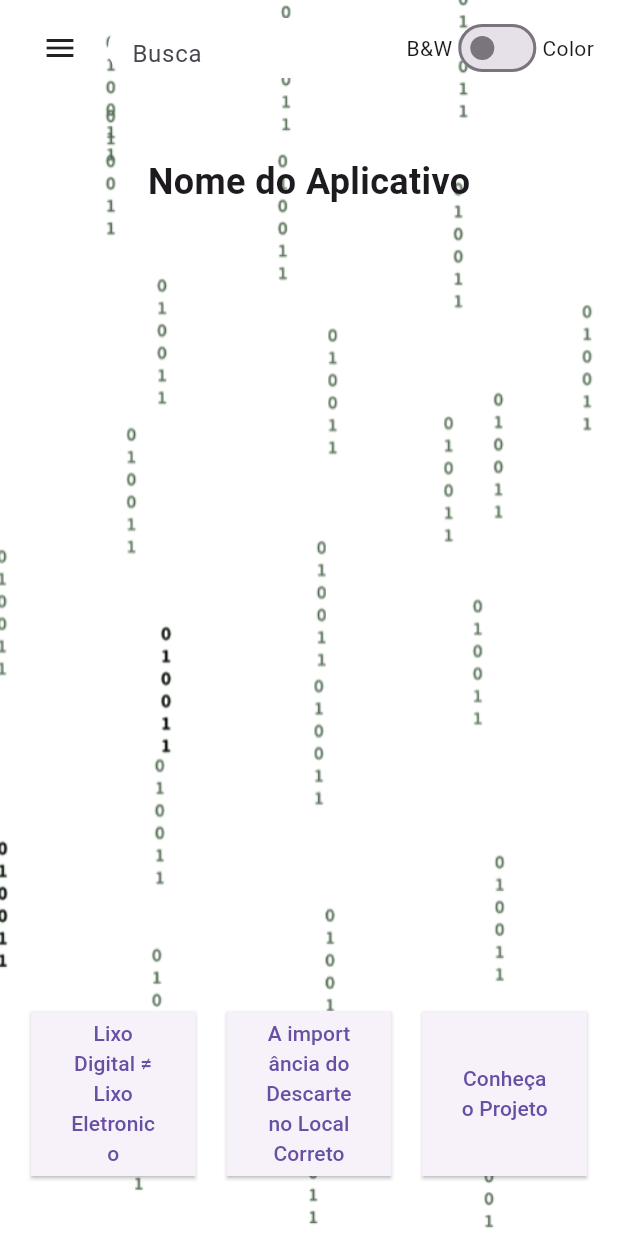
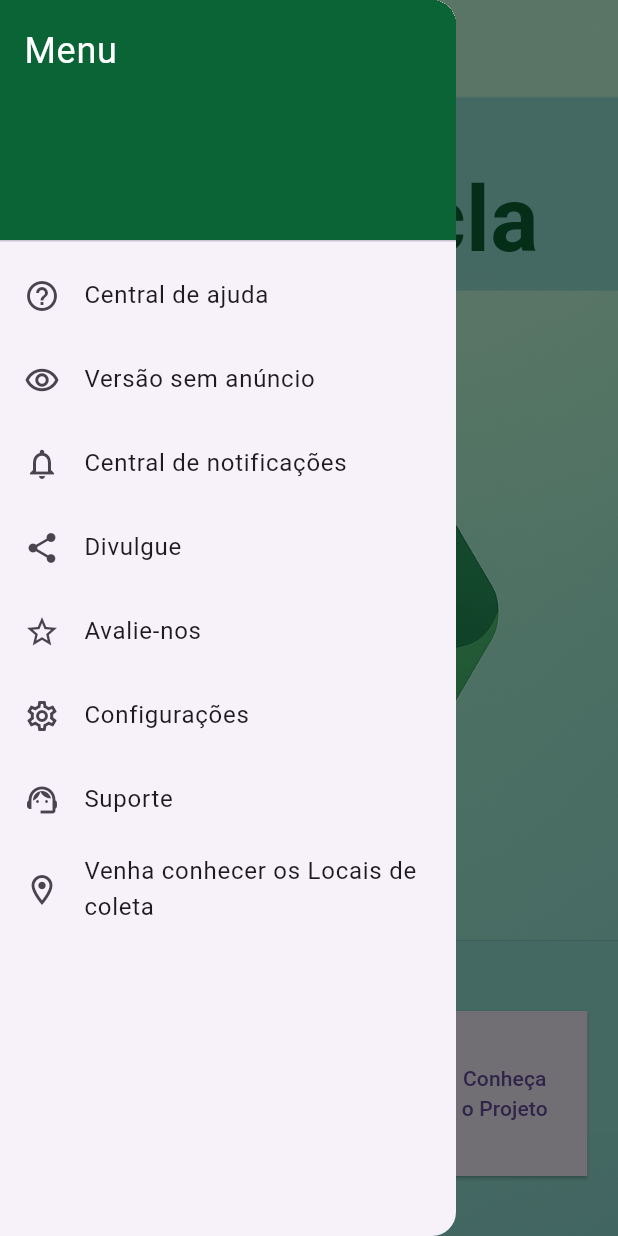
Before and after one commit to ddr3FR/lixo-ele, a Flutter app: the screen it shows after launch, with the side drawer open (before the commit the screen has no drawer), on a phone screen of 412 x 824 dp. Run offline on Flutter 3.47's test engine with Material 3 defaults, Android fonts, the phone set to English and light mode, and no system bars; our stand-ins replace carousel_slider, flutter_map, geolocator, latlong2.

Commit message:
alteração do front e criação de novas telas

```diff
--- a/lib/screens/home_screen.dart
+++ b/lib/screens/home_screen.dart
@@ -26,7 +26,7 @@ class _HomeScreenState extends State<HomeScreen> {
           actions: [
             TextButton(
               onPressed: () => Navigator.of(context).pop(),
-              child: const Text("Fechar"),
+              child: const Text('Fechar'),
             ),
           ],
         );
@@ -36,53 +36,60 @@ class _HomeScreenState extends State<HomeScreen> {
 
   void _mostrarTextoAjudar() {
     _mostrarDialogAjuda(
-      "Central de Ajuda",
-      "Bem-vindo à Central de Ajuda! Aqui você encontra respotas rápidas para dúvidas comuns, tutorias e orientações sobre como usar o nosso aplicativo.\n\n "
-          "     Perguntas Frequentes(FAQ): consulte soluções para o principal desafios.\nTutorias: Aprenda a usar funcionalidades com o passo a passo simples.\n\nContato: Precisou de ajuda personalizada? Fale conosco via Email(projetoflask100@gmail.com), chat ou telefone (Horário comercial).\n\n"
-          "Não encontrou o que procurava? Use a barra de Pesquisa do Google. Não estamos para simplificar sua experiência!",
+      'Central de Ajuda',
+      'Bem-vindo à Central de Ajuda! Aqui você encontra respostas rápidas para dúvidas comuns, tutoriais e orientações sobre como usar o nosso aplicativo.\n\n'
+          'Perguntas Frequentes (FAQ): consulte soluções para os principais desafios.\n'
+          'Tutoriais: aprenda a usar funcionalidades com passo a passo simples.\n\n'
+          'Contato: precisou de ajuda personalizada? Fale conosco via email (projetoflask100@gmail.com), chat ou telefone (horário comercial).',
     );
   }
 
   void _mostrarTextoAnuncio() {
     _mostrarDialogAjuda(
-      "Versão Sem Anúncio",
-      "Desfrute de uma experiência livre de interrupções com a versão sem anúncios do Lixo Ele!\n\n "
-          "     Navegação fluida: Aproveite o app sem pausas ou distrações.\n\nVelocidade máxima: Carregamento mais rápido e desempenho otimizado\n\nApenas o essencial: Foco total no que realmente importa para você.\n\n"
-          "Como adquirir:\nAcesse Configurações > Assinaturas ou visite nossa loja de apps. Escolha entre assinatura mensal/anual ou compra única, conforme disponível.",
+      'Versão Sem Anúncio',
+      'Desfrute de uma experiência livre de interrupções com a versão sem anúncios do Lixo Ele!\n\n'
+          'Navegação fluida: aproveite o app sem pausas ou distrações.\n'
+          'Velocidade máxima: carregamento mais rápido e desempenho otimizado.\n'
+          'Apenas o essencial: foco total no que realmente importa para você.\n\n'
+          'Como adquirir: acesse Configurações > Assinaturas ou visite nossa loja de apps. Escolha entre assinatura mensal/anual ou compra única.',
+    );
+  }
+
+  void _mostrarTextoNotificacao() {
+    _mostrarDialogAjuda(
+      'Central de Notificações',
+      'Mantenha-se informado(a) e no controle! Aqui você gerencia quais alertas receber, personaliza preferências e garante que só o que é relevante chegue até você.',
     );
   }
 
   void _mostrarTextoDivulgue() {
     _mostrarDialogAjuda(
-      "Divulgue",
-      "Sabe de algum ponto de coleta que não esteja sinalizado no nosso aplicativo.\n\nEntre em contato clicando aqui para nos ajudar a divulgar esse novo ponto.",
-    );
-  }
-
-  void _mostrarTextoNotificacao() {
-    _mostrarDialogAjuda(
-      "Central de Notificações",
-      "Mantenha-se informado(a) e no controle! Aqui você gerencia quais alertas receber, personaliza preferências e garante que só o que é relevante chegue até você.",
+      'Divulgue',
+      'Sabe de algum ponto de coleta que não esteja sinalizado no nosso aplicativo?\n\n'
+          'Entre em contato clicando aqui para nos ajudar a divulgar esse novo ponto.',
     );
   }
 
   void _mostrarTextoAvaliar() {
     _mostrarDialogAjuda(
-      "Avaliação",
-      "Nem precisa, nos dois sabemos que somos o melhor em ser nos mesmos.\n\n"
-          "⭐⭐⭐⭐⭐",
+      'Avaliação',
+      'Nem precisa, nos dois sabemos que somos o melhor em ser nós mesmos.\n\n⭐⭐⭐⭐⭐',
     );
   }
 
   void _mostrarTextoSuporte() {
     _mostrarDialogAjuda(
-      "Suporte",
-      "Precisando de ajuda? Estamos aqui para resolver qualquer desafio, dúvida ou sugestão que você tenha!\n\nComo nos contatar:\n"
-          "E-mail: Envie detalhes para [suporte@nomedoapp.com] e respondemos em até 24h.\nChat online: Disponível no app em horário comercial (seg-sex, 8h às 18h).\nTelefone: [21 4002-8922] (seg-sex, 6h às 12h).",
+      'Suporte',
+      'Precisando de ajuda? Estamos aqui para resolver qualquer desafio, dúvida ou sugestão que você tenha!\n\n'
+          'Como nos contatar:\n'
+          'E-mail: suporte@nomedoapp.com (resposta em até 24h).\n'
+          'Chat online: disponível no app em horário comercial (seg-sex, 8h às 18h).\n'
+          'Telefone: (21) 4002-8922 (seg-sex, 6h às 12h).',
     );
   }
 
   void _onMenuSelected(String opcao) {
+    Navigator.of(context).pop(); // fecha o drawer
     switch (opcao) {
       case 'central_ajuda':
         _mostrarTextoAjudar();
@@ -93,7 +100,7 @@ class _HomeScreenState extends State<HomeScreen> {
       case 'central_notificacoes':
         _mostrarTextoNotificacao();
         break;
-      case 'divulger':
+      case 'divulgar':
         _mostrarTextoDivulgue();
         break;
       case 'avalie_nos':
@@ -119,19 +126,67 @@ class _HomeScreenState extends State<HomeScreen> {
   @override
   Widget build(BuildContext context) {
     return Scaffold(
+      drawer: Drawer(
+        child: ListView(
+          padding: EdgeInsets.zero,
+          children: [
+            const DrawerHeader(
+              decoration: BoxDecoration(color: Color(0xFF0A6435)),
+              child: Text(
+                'Menu',
+                style: TextStyle(color: Colors.white, fontSize: 24),
+              ),
+            ),
+            ListTile(
+              leading: const Icon(Icons.help_outline),
+              title: const Text('Central de ajuda'),
+              onTap: () => _onMenuSelected('central_ajuda'),
+            ),
+            ListTile(
+              leading: const Icon(Icons.remove_red_eye_outlined),
+              title: const Text('Versão sem anúncio'),
+              onTap: () => _onMenuSelected('versao_sem_anuncio'),
+            ),
+            ListTile(
+              leading: const Icon(Icons.notifications_outlined),
+              title: const Text('Central de notificações'),
+              onTap: () => _onMenuSelected('central_notificacoes'),
+            ),
+            ListTile(
+              leading: const Icon(Icons.share),
+              title: const Text('Divulgue'),
+              onTap: () => _onMenuSelected('divulgar'),
+            ),
+            ListTile(
+              leading: const Icon(Icons.star_border),
+              title: const Text('Avalie-nos'),
+              onTap: () => _onMenuSelected('avalie_nos'),
+            ),
+            ListTile(
+              leading: const Icon(Icons.settings_outlined),
+              title: const Text('Configurações'),
+              onTap: () => _onMenuSelected('configuracoes'),
+            ),
+            ListTile(
+              leading: const Icon(Icons.support_agent),
+              title: const Text('Suporte'),
+              onTap: () => _onMenuSelected('suporte'),
+            ),
+            ListTile(
+              leading: const Icon(Icons.location_on_outlined),
+              title: const Text('Venha conhecer os Locais de coleta'),
+              onTap: () => _onMenuSelected('locais'),
+            ),
+          ],
+        ),
+      ),
       body: SafeArea(
         child: Stack(
           children: [
-            Container(
-              decoration: BoxDecoration(
-                image: DecorationImage(
-                  image: AssetImage(
-                    isColorMode
-                        ? 'assets/images/fundobinario.gif'
-                        : 'assets/images/binarios.gif',
-                  ),
-                  fit: BoxFit.cover,
-                ),
+            Positioned.fill(
+              child: Image.asset(
+                'assets/images/imagemSerRecicla.png',
+                fit: BoxFit.cover,
               ),
             ),
             Column(
@@ -143,94 +198,37 @@ class _HomeScreenState extends State<HomeScreen> {
                   ),
                   child: Row(
                     children: [
-                      PopupMenuButton<String>(
-                        icon: const Icon(Icons.menu),
-                        onSelected: _onMenuSelected,
-                        itemBuilder: (BuildContext context) {
-                          return [
-                            const PopupMenuItem(
-                              value: 'central_ajuda',
-                              child: Text('Central de ajuda'),
+                      Builder(
+                        builder:
+                            (context) => IconButton(
+                              icon: const Icon(Icons.menu),
+                              color:
+                                  isColorMode
+                                      ? const Color(0xFF0A6435)
+                                      : Colors.black,
+                              onPressed:
+                                  () => Scaffold.of(context).openDrawer(),
                             ),
-                            const PopupMenuItem(
-                              value: 'versao_sem_anuncio',
-                              child: Text('Versão sem anúncio'),
-                            ),
-                            const PopupMenuItem(
-                              value: 'central_notificacoes',
-                              child: Text('Central de notificações'),
-                            ),
-                            const PopupMenuItem(
-                              value: 'divulger',
-                              child: Text('Divulger'),
-                            ),
-                            const PopupMenuItem(
-                              value: 'avalie_nos',
-                              child: Text('Avalie-nos'),
-                            ),
-                            const PopupMenuItem(
-                              value: 'configuracoes',
-                              child: Text('Configurações'),
-                            ),
-                            const PopupMenuItem(
-                              value: 'suporte',
-                              child: Text('Suporte'),
-                            ),
-                            const PopupMenuItem(
-                              value: 'locais',
-                              child: Text('Venha conhecer os Locais de coleta'),
-                            ),
-                          ];
-                        },
                       ),
                       const SizedBox(width: 8),
-                      Expanded(
-                        child: Container(
-                          height: 40,
-                          decoration: BoxDecoration(
-                            color: Colors.white,
-                            borderRadius: BorderRadius.circular(20),
-                          ),
-                          child: const TextField(
-                            decoration: InputDecoration(
-                              hintText: 'Busca',
-                              contentPadding: EdgeInsets.symmetric(
-                                horizontal: 16,
-                              ),
-                              border: InputBorder.none,
-                            ),
-                          ),
-                        ),
-                      ),
-                      const SizedBox(width: 8),
-                      Row(
-                        children: [
-                          const Text("B&W"),
-                          Switch(
-                            value: isColorMode,
-                            onChanged: (bool value) {
-                              setState(() {
-                                isColorMode = value;
-                              });
-                            },
-                          ),
-                          const Text("Color"),
-                        ],
-                      ),
                     ],
                   ),
                 ),
                 const SizedBox(height: 40),
-                const Text(
-                  'Nome do Aplicativo',
-                  style: TextStyle(fontSize: 24, fontWeight: FontWeight.bold),
+                Text(
+                  'Ser Recicla',
+                  style: TextStyle(
+                    fontSize: 60,
+                    fontWeight: FontWeight.bold,
+                    color: const Color(0xFF0A6435),
+                  ),
                 ),
                 const Spacer(),
                 Row(
                   mainAxisAlignment: MainAxisAlignment.spaceEvenly,
                   children: [
                     MenuButton(
-                      label: 'Lixo Digital ≠ Lixo Eletronico',
+                      label: 'Lixo Digital ≠ Lixo Eletrônico',
                       popupText:
                           'LIXO ELETRÔNICO\nÉ o lixo físico, também conhecido como e-lixo. São as peças de computador como teclado, placas e monitor. Celular e tablet quebradas, assim como notebooks, também são lixos eletrônicos.\n\nLIXO DIGITAL\nSão os dados (conteúdo virtual) que deixaram de ser úteis ou não queremos mais, como e-mails, fotos, arquivos ou aquele joguinho que deletamos do celular.',
                     ),
--- a/pubspec.yaml
+++ b/pubspec.yaml
@@ -40,6 +40,7 @@ dependencies:
   cupertino_icons: ^1.0.8
   carousel_slider: ^5.0.0
   geolocator: ^13.0.4
+  firebase_core: ^3.13.0
 
 dev_dependencies:
   flutter_test:
@@ -65,8 +66,7 @@ flutter:
 
   # To add assets to your application, add an assets section, like this:
   assets:
-    - assets/images/fundobinario.gif
-    - assets/images/binarios.gif
+    - assets/images/imagemSerRecicla.png
 
   # An image asset can refer to one or more resolution-specific "variants", see
   # https://flutter.dev/to/resolution-aware-images
```
Also changed, not shown: lib/screens/locais_screen.dart (+27 -1 lines), assets/images/imagemSerRecicla.png (added), lib/screens/createAluno.dart (added), lib/screens/createReciclagem.dart (added), pubspec.lock, 4 other files.
